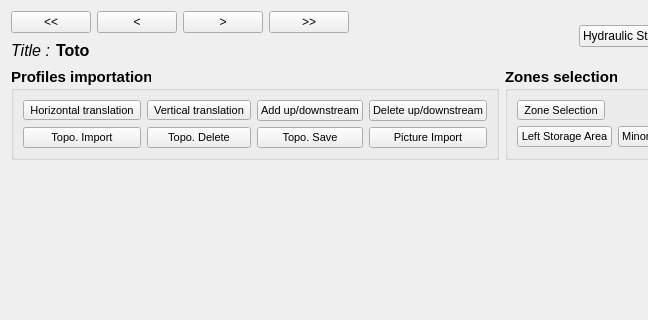
Qt form ui/graphProfil.ui (Artelia/Mascaret) before a commit; both pictures show x 0 to 648 and y 0 to 320 of the 1200 by 810 pixel window.
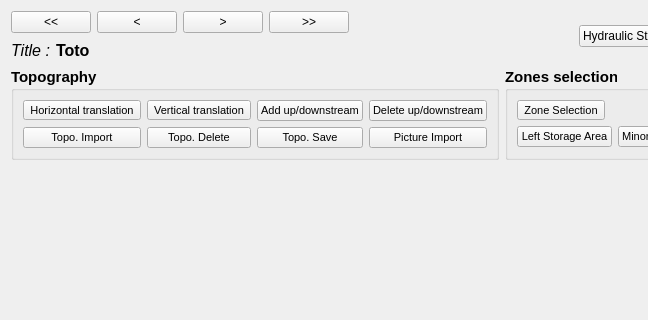
The same form after that commit. Icons and pictures are not drawn.

What changed in the file:
```diff
--- a/ui/graphProfil.ui
+++ b/ui/graphProfil.ui
@@ -9,7 +9,7 @@
    <rect>
     <x>0</x>
     <y>0</y>
-    <width>1083</width>
+    <width>1124</width>
     <height>810</height>
    </rect>
   </property>
@@ -249,7 +249,7 @@
                 </font>
                </property>
                <property name="title">
-                <string>Profiles importation</string>
+                <string>Topography</string>
                </property>
                <layout class="QGridLayout" name="gridLayout_5">
                 <item row="0" column="0">
```
Left out of the diff: 2 changed lines with no effect on the pictures.
